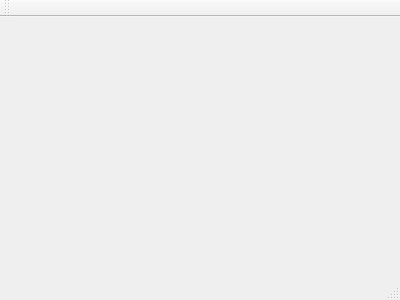
Old version of the form mainwindow.ui in the repository kele23/IUM.
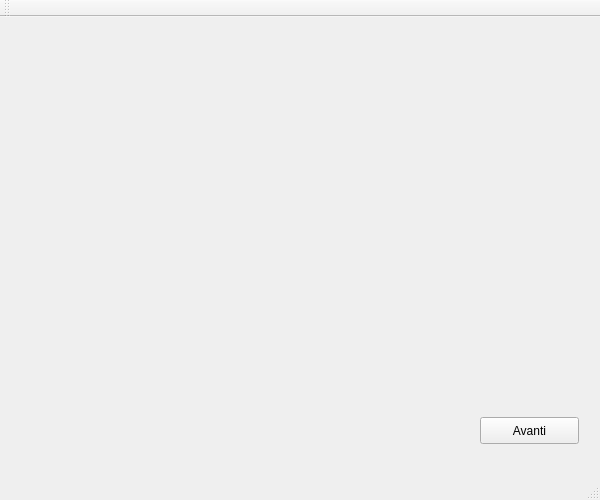
New version of the form.

```diff
--- a/mainwindow.ui
+++ b/mainwindow.ui
@@ -1,24 +1,53 @@
 <ui version="4.0">
  <class>MainWindow</class>
- <widget class="QMainWindow" name="MainWindow" >
-  <property name="geometry" >
+ <widget class="QMainWindow" name="MainWindow">
+  <property name="geometry">
    <rect>
     <x>0</x>
     <y>0</y>
-    <width>400</width>
-    <height>300</height>
+    <width>600</width>
+    <height>500</height>
    </rect>
   </property>
   <property name="windowTitle" >
    <string>MainWindow</string>
   </property>
-  <widget class="QMenuBar" name="menuBar" />
-  <widget class="QToolBar" name="mainToolBar" />
-  <widget class="QWidget" name="centralWidget" />
-  <widget class="QStatusBar" name="statusBar" />
+  <widget class="QWidget" name="centralWidget">
+   <widget class="QPushButton" name="bAvanti">
+    <property name="geometry">
+     <rect>
+      <x>480</x>
+      <y>400</y>
+      <width>99</width>
+      <height>27</height>
+     </rect>
+    </property>
+    <property name="text">
+     <string>Avanti</string>
+    </property>
+   </widget>
+  </widget>
+  <widget class="QMenuBar" name="menuBar">
+   <property name="geometry">
+    <rect>
+     <x>0</x>
+     <y>0</y>
+     <width>600</width>
+     <height>25</height>
+    </rect>
+   </property>
+  </widget>
+  <widget class="QToolBar" name="mainToolBar">
+   <attribute name="toolBarArea">
+    <enum>TopToolBarArea</enum>
+   </attribute>
+   <attribute name="toolBarBreak">
+    <bool>false</bool>
+   </attribute>
+  </widget>
+  <widget class="QStatusBar" name="statusBar"/>
  </widget>
- <layoutDefault spacing="6" margin="11" />
- <pixmapfunction></pixmapfunction>
+ <layoutdefault spacing="6" margin="11"/>
  <resources/>
  <connections/>
 </ui>
```
Left out of the diff: 3 changed lines with no effect on the pictures.
